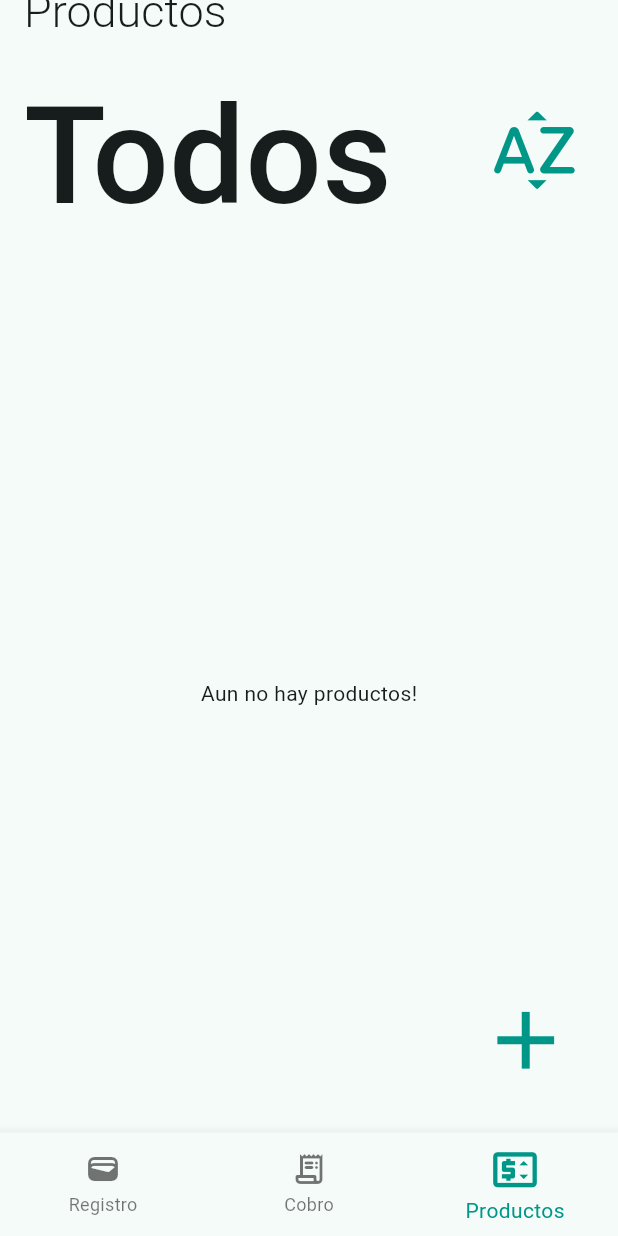
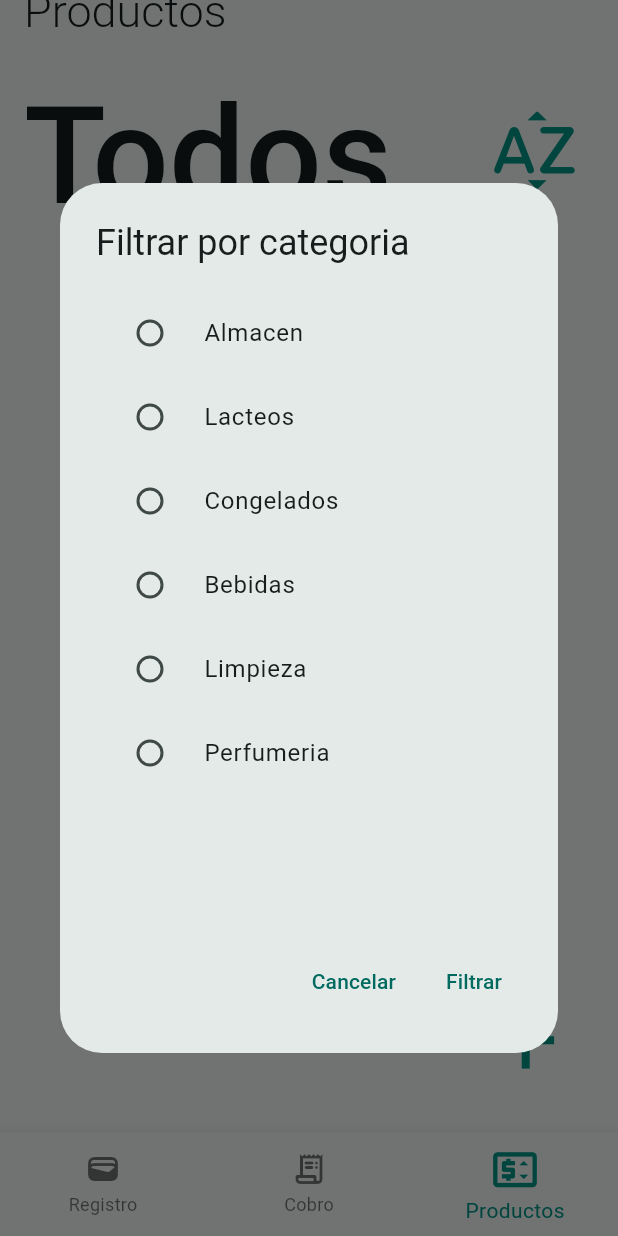
Before and after one commit to SrGnico/cobros_app, a Flutter app: the screen it shows after launch, item 3 of the bottom bar chosen, after a tap on the "sort by alpha" icon, on a phone screen of 412 x 824 dp. Run offline on Flutter 3.47's test engine with Material 2 defaults, Android fonts, the light colour scheme and no system bars; our stand-ins replace go_router, sqflite; missing offline and left inert: simple_barcode_scanner; accounts and stored records are empty.

Commit message:
doing filter by categories

```diff
--- a/lib/screens/add_product_screen.dart
+++ b/lib/screens/add_product_screen.dart
@@ -4,11 +4,9 @@ import 'package:cobros_app/services/database_delper.dart';
 import 'package:flutter/material.dart';
 import 'package:go_router/go_router.dart';
 import 'package:simple_barcode_scanner/simple_barcode_scanner.dart';
-import 'package:sqflite/sqflite.dart';
 
 
 class AddProductScreen extends StatefulWidget {
-
 
   const AddProductScreen({super.key});
 
--- a/lib/screens/product_screen.dart
+++ b/lib/screens/product_screen.dart
@@ -1,3 +1,4 @@
+import 'package:cobros_app/models/category.dart';
 import 'package:cobros_app/models/product.dart';
 import 'package:cobros_app/services/database_delper.dart';
 import 'package:cobros_app/widgets/bottom_bar.dart';
@@ -15,11 +16,17 @@ class ProductScreen extends StatefulWidget {
 
 class _ProductScreenState extends State<ProductScreen> {
 
-Future<List<Product>?> list = DatabaseHelper.getAllProducts();
+  final categorias = Category.categorias;
+  String selectedCategoria = '';
+
+  Future<List<Product>?> list = DatabaseHelper.getAllProducts();
 
 
   @override
   Widget build(BuildContext context) {
+
+    double width = MediaQuery.of(context).size.width;
+    double height = MediaQuery.of(context).size.height;
     return Scaffold(
       appBar: AppBar(
         toolbarHeight: 150,
@@ -48,7 +55,47 @@ Future<List<Product>?> list = DatabaseHelper.getAllProducts();
           Padding(
             padding: const EdgeInsets.fromLTRB(0,50,10,0),
             child: IconButton(
-              onPressed: () {},
+              onPressed: () => showDialog(
+                context: context,
+                builder: (context) =>AlertDialog(
+                  title: const Text('Filtrar por categoria'),
+                  content: SizedBox(
+                    height:height/2,
+                    width: width,
+                    child: ListView.builder(
+                      scrollDirection: Axis.vertical,
+                      itemCount: categorias.length,
+                      shrinkWrap: true,
+                      itemBuilder: (context, index) {
+                        return RadioListTile<String>(
+                          value: categorias[index].toString(),
+                          title: Text(categorias[index].toString()),
+                          groupValue: selectedCategoria,
+                          onChanged: (value){
+                            setState(() {
+                              selectedCategoria = value!;
+                              list = DatabaseHelper.getProductByCategoria(selectedCategoria.toString());
+                            });
+                            context.pop();
+
+                          }
+                        );
+                      },
+                    ),
+                  ),
+                  actions: <Widget>[
+                    TextButton(
+                      onPressed: () => Navigator.pop(context, 'Cancel'),
+                      child: const Text('Cancelar'),
+                    ),
+                    TextButton(
+                      onPressed: () => Navigator.pop(context, 'OK'),
+                      child: const Text('Filtrar'),
+                    ),
+                  ],
+                )
+
+              ),
               icon: const Padding(
                 padding: EdgeInsets.all(5.0),
                 child: Icon(
```
Also changed, not shown: lib/services/database_delper.dart (+7 -3 lines).
